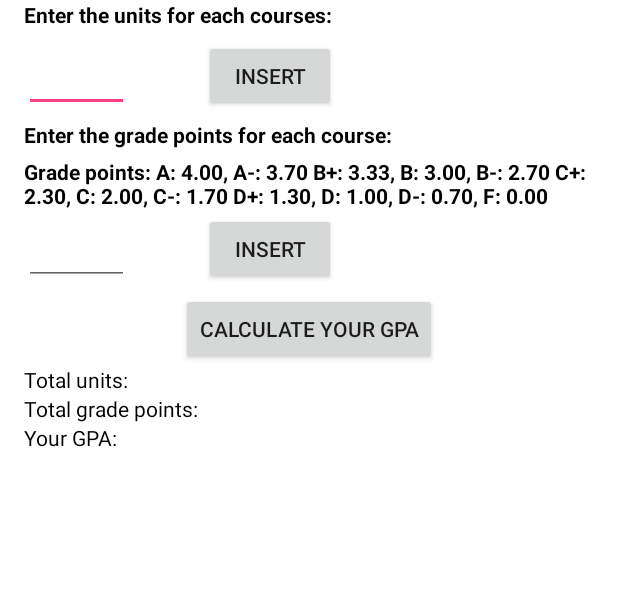
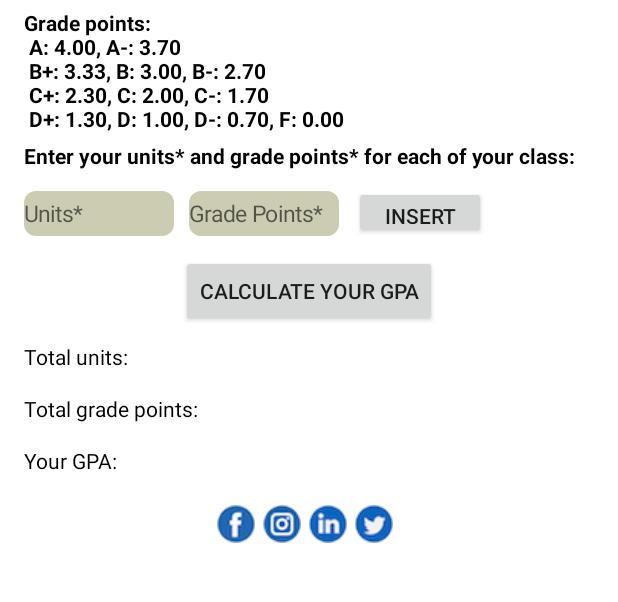
Before and after one commit to tando89/AndroidLearning, an Android app: the screen it shows after launch (MainActivity), on a phone screen of 412 x 824 dp, the part 258-860 px from its top. Run offline under Robolectric (Android 15) with nearby library versions, the phone set to English and light mode, and no system bars.

Commit message:
completed gpa calculator

```diff
--- a/GPA/app/src/main/java/com/example/tan/gpa/MainActivity.java
+++ b/GPA/app/src/main/java/com/example/tan/gpa/MainActivity.java
@@ -1,8 +1,12 @@
 package com.example.tan.gpa;
 
+import android.content.Context;
+import android.content.Intent;
+import android.net.Uri;
 import android.support.v7.app.AppCompatActivity;
 import android.os.Bundle;
 import android.view.View;
+import android.view.inputmethod.InputMethodManager;
 import android.widget.Button;
 import android.widget.EditText;
 import android.widget.TextView;
@@ -11,88 +15,106 @@ import android.widget.Toast;
 import java.text.DecimalFormat;
 import java.util.ArrayList;
 
-import static android.R.attr.button;
+
 
 public class MainActivity extends AppCompatActivity {
-    public static ArrayList<String> units = new ArrayList<String>();
-    public static ArrayList<String> grades = new ArrayList<String>();
-    double totalUnits, totalGrades, result;
+    //create an array to store the unit values, format in double
+    public static ArrayList<Double> units = new ArrayList<Double>();
+    //Create an array to store the grade points values
+    public static ArrayList<Double> gradePoints = new ArrayList<Double>();
+    //declare GPA as totalGPA, sum of units array as totalUnits, total grade points array as sum
+    //gradepoints is the value of each unit value * each grade points value
+    //num1 is unit value, num 2 is grade point value
+    double totalGPA, totalUnits, sum, gradepoints, num1, num2;
     @Override
     protected void onCreate(Bundle savedInstanceState) {
         super.onCreate(savedInstanceState);
         setContentView(R.layout.activity_main);
-        //ID of EditText of units data is units
-        final EditText unitsAdd = (EditText) findViewById(R.id.units);
-        //ID of add units Button is unitsAdd
-        Button buttonUnitAdd = (Button) findViewById(R.id.unitsAdd);
-        //ID of EditText of grade points data is gradePoints
-        final EditText gradesAdd = (EditText) findViewById(R.id.gradePoints);
-        //ID of add gpa Button is gpaAdd
-        Button buttonGPAAdd = (Button) findViewById(R.id.gpaAdd);
-        //ID of calc gpa Button is calcGPA
-        Button gpaCalc = (Button) findViewById(R.id.calcGPA);
-        //ID of total units is textUnitSum
-        final TextView sumUnits = (TextView) findViewById(R.id.textUnitSum);
-        //ID of total grades is textGPASum
-        final TextView sumGPA = (TextView) findViewById(R.id.textGPASum);
-        //ID of your gpa is result
-        final TextView resGPA = (TextView) findViewById(R.id.result);
+        //call out all the input and output by their IDs
+        final EditText unitAdd = (EditText) findViewById(R.id.unitAdd);
+        final EditText gradeAdd = (EditText) findViewById(R.id.gradeAdd);
+        Button buttonCalc = (Button)findViewById(R.id.buttonCalc);
+        final TextView result = (TextView) findViewById(R.id.result);
+        final TextView resultTotalUnits = (TextView) findViewById(R.id.resultTotalUnits);
+        final TextView resultGPA = (TextView) findViewById(R.id.gpa);
+        Button buttonGPA = (Button) findViewById(R.id.calcGPA);
 
-
-        //sumUnits.setText("Total Units :"+ totalGrades);
-
-        //insert units function, store units data into an array
-        buttonUnitAdd.setOnClickListener(new View.OnClickListener() {
+        //Insert values button
+        buttonCalc.setOnClickListener(new View.OnClickListener() {
             @Override
             public void onClick(View v) {
-                String unitsCatch = unitsAdd.getText().toString().trim();
-                if(unitsCatch.length() != 0){
-                    units.add(unitsCatch);
-                    Toast.makeText(MainActivity.this, "You have inserted: " + unitsCatch.toString() + " units", Toast.LENGTH_SHORT).show();
-                    //to continue inserting into TextEdit
-                    unitsAdd.setText("");
+                //retrieve data when user type in TextEdit (units and grade points)
+                num1 = Double.parseDouble(unitAdd.getText().toString());
+                num2 = Double.parseDouble(gradeAdd.getText().toString());
+                //function for grade points =  unit * grade point
+                gradepoints = num1 * num2;
+                //add grade points values into an array
+                if (gradepoints != 0) {
+                    gradePoints.add(gradepoints);
                 }
+                //add unit values into an array
+                if (num1 != 0) {
+                    units.add(num1);
+                }
+                //hide the keyboard after clicking the button
+                InputMethodManager imm = (InputMethodManager) getSystemService(Context.INPUT_METHOD_SERVICE);
+                imm.hideSoftInputFromWindow(gradeAdd.getWindowToken(), 0);
+                //Display multiple strings at once Toast
+                Toast.makeText(getApplicationContext(),
+                        "You have inserted: " + num1 + " units and " + num2 + " Grade Points",
+                        Toast.LENGTH_SHORT).show();
+                //clear the TextEdit to continue adding
+                unitAdd.setText("");
+                gradeAdd.setText("");
             }
         });
-        //insert grade function, store units data into an array
-        buttonGPAAdd.setOnClickListener(new View.OnClickListener() {
+        //calculate total of units array, total of grade points array and the GPA
+        buttonGPA.setOnClickListener(new View.OnClickListener() {
             @Override
             public void onClick(View v) {
-                String gradeCatch = gradesAdd.getText().toString().trim();
-                if(gradeCatch.length() != 0){
-                    grades.add(gradeCatch);
-                    Toast.makeText(MainActivity.this, "You have inserted: " + gradeCatch.toString() + " points", Toast.LENGTH_SHORT).show();
-                    //to continue inserting into TextEdit
-                    gradesAdd.setText("");
+                //format the values
+                DecimalFormat format = new DecimalFormat("#.#");
+                for(int i=0;i<units.size();i++){
+                    //sum of the array called units
+                    totalUnits =  (units.get(i)) + totalUnits;
                 }
+
+                for(int i=0;i<gradePoints.size();i++){
+                    //sum of the array called gradePoints
+                    sum =  (gradePoints.get(i)) + sum;
+                }
+                //GPA function = total grade points / total units
+                totalGPA = sum / totalUnits;
+
+                //Display the results in the TextView sections
+                resultTotalUnits.setText("Total units :"+Double.toString(totalUnits));
+                result.setText("Total grade points :"+format.format(sum));
+                resultGPA.setText("GPA: "+format.format(totalGPA));
+                //Clear the arrays
+                totalGPA = 0;
+                totalUnits = 0;
+                sum = 0;
+                gradePoints.clear();
+                units.clear();
             }
         });
 
-        //GPA calculation function
-        gpaCalc.setOnClickListener(new View.OnClickListener() {
-            @Override
-            public void onClick(View v) {
-                DecimalFormat format = new DecimalFormat("#.##");
-                //Total units
-                for(int i=0;i<units.size();i++){
-                    //parse Double values to an array to get the sum function
-                    totalUnits =  Double.parseDouble(units.get(i)) + totalUnits;
-                }
-                sumUnits.setText("Total Units :"+ totalUnits);
-                //Total grade points
-                for(int i=0;i<grades.size();i++){
-                    //parse Double values to an array to get the sum function
-                    totalGrades =  Double.parseDouble(grades.get(i)) + totalGrades;
-                }
-                sumGPA.setText("Total grade points :"+ totalGrades);
-                result = totalGrades / totalUnits;
-                resGPA.setText("Your GPA is :"+ format.format(result));
-                result = 0;
-                totalUnits = 0;
-                totalGrades = 0;
-                units.clear();
-                grades.clear();
-            }
-        });
+
+    }
+    //link to Facebook page
+    public void fbFunc (View viewFb) {
+        startActivity(new Intent(Intent.ACTION_VIEW, Uri.parse("https://www.facebook.com/cbpamba")));
+    }
+    //link to Instagram page
+    public void igFunc (View viewIg) {
+        startActivity(new Intent(Intent.ACTION_VIEW, Uri.parse("https://www.instagram.com/mba_csusb/")));
+    }
+    //link to Linkedin page
+    public void lnFunc (View viewLn) {
+        startActivity(new Intent(Intent.ACTION_VIEW, Uri.parse("https://www.linkedin.com/in/mbacsusb/")));
+    }
+    //link to Twitter page
+    public void twFunc (View viewTw) {
+        startActivity(new Intent(Intent.ACTION_VIEW, Uri.parse("https://twitter.com/MBACSUSB")));
     }
 }
--- /dev/null
+++ b/GPA/app/src/main/res/drawable/edittext_style2.xml
@@ -0,0 +1,12 @@
+<?xml version="1.0" encoding="utf-8"?>
+<shape xmlns:android="http://schemas.android.com/apk/res/android"
+    android:shape="rectangle"
+    android:padding="15dp"
+    >
+    <corners android:radius="12px"/>
+    <solid android:color="#ccccb3" />
+    <size android:height="30dp"
+        android:width="100dp"
+        />
+
+</shape>
--- a/GPA/app/src/main/res/layout/activity_main.xml
+++ b/GPA/app/src/main/res/layout/activity_main.xml
@@ -17,43 +17,6 @@
         android:layout_width="wrap_content"
         android:layout_height="100dp"
         app:srcCompat="@drawable/csusb_logo" />
-
-    <TextView
-        android:id="@+id/textView"
-        android:layout_width="match_parent"
-        android:layout_height="wrap_content"
-        android:textStyle="bold"
-        android:textColor="#000"
-        android:text="Enter the units for each courses:"
-        android:layout_marginBottom="5dp"/>
-    <GridLayout
-        android:layout_width="wrap_content"
-        android:layout_height="wrap_content">
-
-        <EditText
-            android:id="@+id/units"
-            android:layout_width="70dp"
-            android:layout_height="50dp"
-            android:layout_column="0"
-            android:layout_row="0" />
-
-        <Button
-            android:id="@+id/unitsAdd"
-            android:layout_width="wrap_content"
-            android:layout_height="wrap_content"
-            android:layout_column="1"
-            android:layout_marginLeft="50dp"
-            android:layout_row="0"
-            android:text="INSERT" />
-    </GridLayout>
-    <TextView
-        android:id="@+id/textView2"
-        android:layout_width="match_parent"
-        android:layout_height="wrap_content"
-        android:textStyle="bold"
-        android:textColor="#000"
-        android:paddingTop="5dp"
-        android:text="Enter the grade points for each course:" />
     <TextView
         android:id="@+id/textView3"
         android:layout_width="match_parent"
@@ -61,31 +24,51 @@
         android:textStyle="bold"
         android:textColor="#000"
         android:paddingTop="5dp"
-        android:text="Grade points:
-A: 4.00, A-: 3.70
-B+: 3.33, B: 3.00, B-: 2.70
-C+: 2.30, C: 2.00, C-: 1.70
-D+: 1.30, D: 1.00, D-: 0.70, F: 0.00 " />
+        android:text="@string/textView1" />
+    <TextView
+        android:id="@+id/textView"
+        android:layout_width="match_parent"
+        android:layout_height="wrap_content"
+        android:textStyle="bold"
+        android:textColor="#000"
+        android:layout_marginTop="5dp"
+        android:layout_marginBottom="5dp"
+        android:text="Enter your units* and grade points* for each of your class:"/>
+
     <GridLayout
         android:layout_width="wrap_content"
-        android:layout_height="wrap_content">
+        android:layout_height="wrap_content"
+        android:layout_marginTop="5dp"
+        android:layout_marginBottom="5dp">
 
         <EditText
-            android:id="@+id/gradePoints"
-            android:layout_width="70dp"
-            android:layout_height="50dp"
+            android:id="@+id/unitAdd"
             android:layout_column="0"
-            android:layout_row="0" />
+            android:layout_row="0"
+            android:hint="@string/hint_name1"
+            android:background="@drawable/edittext_style2"
+            android:layout_marginRight="10dp"/>
+        <EditText
+            android:id="@+id/gradeAdd"
+
+            android:layout_column="1"
+            android:layout_row="0"
+            android:background="@drawable/edittext_style2"
+            android:hint="@string/hint_name2"/>
 
         <Button
-            android:id="@+id/gpaAdd"
+            android:id="@+id/buttonCalc"
             android:layout_width="wrap_content"
-            android:layout_height="wrap_content"
-            android:layout_column="1"
-            android:layout_marginLeft="50dp"
+            android:layout_height="35dp"
+            android:layout_column="2"
+            android:layout_marginLeft="10dp"
             android:layout_row="0"
-            android:text="INSERT" />
+            android:text="INSERT"
+            />
     </GridLayout>
+
+
+
 
     <Button
         android:id="@+id/calcGPA"
@@ -96,23 +79,69 @@ D+: 1.30, D: 1.00, D-: 0.70, F: 0.00 " />
         android:text="Calculate Your GPA" />
 
     <TextView
-        android:id="@+id/textUnitSum"
+        android:id="@+id/resultTotalUnits"
         android:layout_width="wrap_content"
         android:layout_height="wrap_content"
         android:text="Total units:"
-        android:textColor="#000" />
-
-    <TextView
-        android:id="@+id/textGPASum"
-        android:layout_width="wrap_content"
-        android:layout_height="wrap_content"
-        android:text="Total grade points:"
-        android:textColor="#000" />
+        android:textColor="#000"
+        android:layout_marginTop="10dp"
+        android:layout_marginBottom="5dp"/>
 
     <TextView
         android:id="@+id/result"
         android:layout_width="wrap_content"
         android:layout_height="wrap_content"
+        android:text="Total grade points:"
+        android:textColor="#000"
+        android:layout_marginTop="10dp"
+        android:layout_marginBottom="5dp"/>
+
+    <TextView
+        android:id="@+id/gpa"
+        android:layout_width="wrap_content"
+        android:layout_height="wrap_content"
         android:text="Your GPA:"
-        android:textColor="#000" />
+        android:textColor="#000"
+        android:layout_marginTop="10dp"
+        android:layout_marginBottom="10dp"/>
+
+    <LinearLayout
+        android:layout_width="wrap_content"
+        android:layout_height="wrap_content"
+        android:layout_marginTop="10dp"
+        android:orientation="horizontal"
+        android:layout_gravity="center">
+
+        <ImageView
+            android:layout_width="wrap_content"
+            android:layout_height="wrap_content"
+            app:srcCompat="@drawable/facebookicon"
+            android:paddingRight="5dp"
+            android:id="@+id/Facebook"
+            android:onClick="fbFunc"/>
+
+        <ImageView
+            android:layout_width="wrap_content"
+            android:layout_height="wrap_content"
+            app:srcCompat="@drawable/instagramicon"
+            android:paddingRight="5dp"
+            android:id="@+id/Instagram"
+            android:onClick="igFunc"/>
+
+        <ImageView
+            android:layout_width="wrap_content"
+            android:layout_height="wrap_content"
+            app:srcCompat="@drawable/linkedin"
+            android:paddingRight="5dp"
+            android:id="@+id/Linkedin"
+            android:onClick="lnFunc"/>
+
+        <ImageView
+            android:layout_width="wrap_content"
+            android:layout_height="wrap_content"
+            app:srcCompat="@drawable/twittericon"
+            android:paddingRight="5dp"
+            android:id="@+id/Twitter"
+            android:onClick="twFunc"/>
+    </LinearLayout>
 </LinearLayout>
--- a/GPA/app/src/main/res/values/strings.xml
+++ b/GPA/app/src/main/res/values/strings.xml
@@ -1,3 +1,13 @@
 <resources>
     <string name="app_name">GPA</string>
+
+    <string name="hint_name1"><font size="15">Units*</font></string>
+
+    <string name="hint_name2"><font size="15">Grade Points*</font></string>
+
+    <string name="textView1">Grade points:\n
+A: 4.00, A-: 3.70 \n
+B+: 3.33, B: 3.00, B-: 2.70 \n
+C+: 2.30, C: 2.00, C-: 1.70 \n
+D+: 1.30, D: 1.00, D-: 0.70, F: 0.00 </string>
 </resources>
```
Also changed, not shown: GPA/app/src/main/res/drawable/facebookicon.png (added), GPA/app/src/main/res/drawable/instagramicon.png (added), GPA/app/src/main/res/drawable/linkedin.png (added), GPA/app/src/main/res/drawable/twittericon.png (added), 4 other files.
